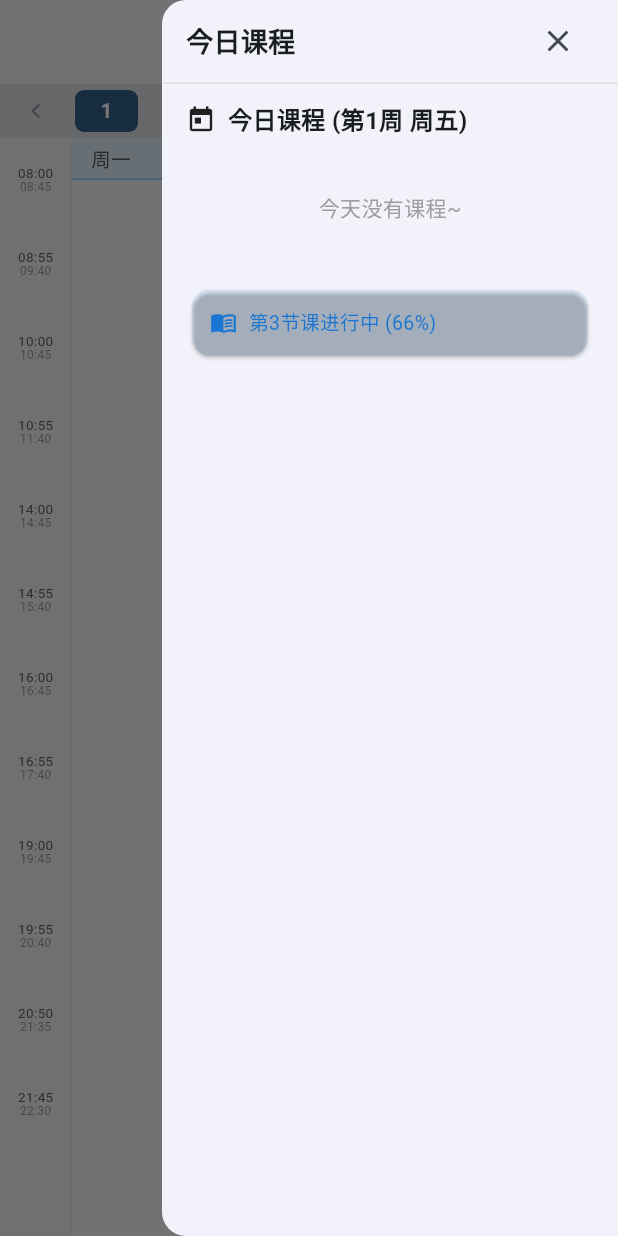
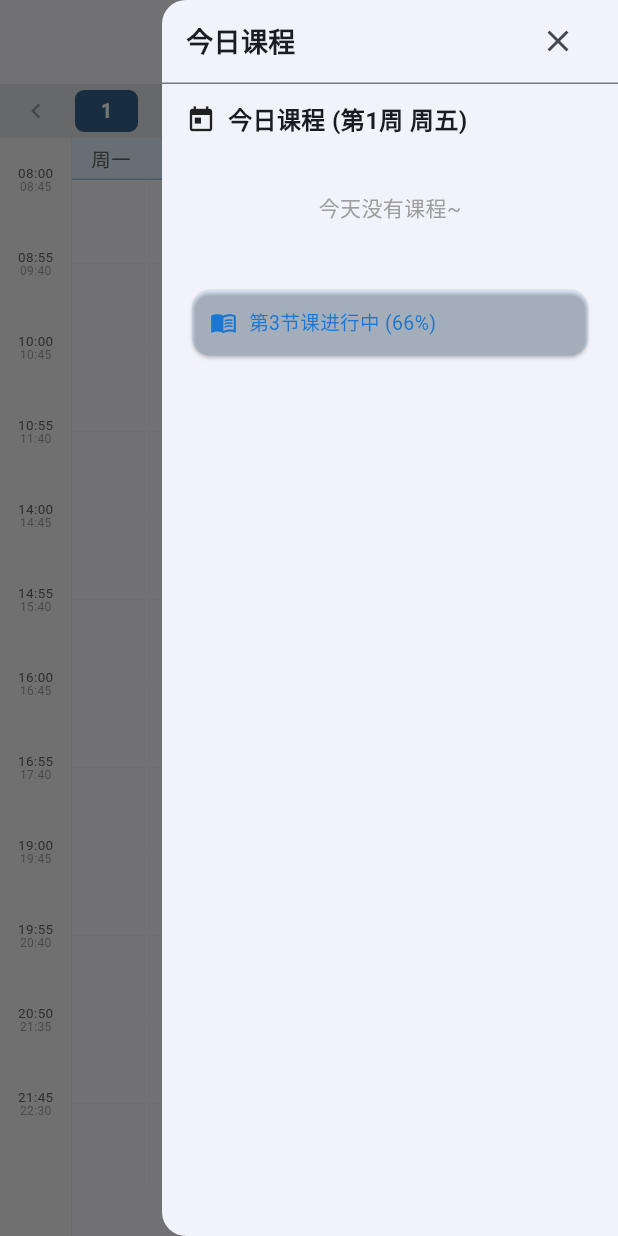
Before and after one commit to Yuwen-1577/jian-schedule, a Flutter app: the screen it shows after launch, with the side drawer open, on a phone screen of 412 x 824 dp. Run offline on Flutter 3.47's test engine with Material 3 defaults, Android fonts, the phone set to English and light mode, and no system bars; our stand-ins replace file_picker, flutter_colorpicker, flutter_local_notifications, package_info_plus, shared_preferences, sqflite and 1 more; missing offline and left inert: excel, home_widget; accounts and stored records are empty.

Commit message:
fix: correct dark mode color issues
Fix invalid grey[850], hardcoded divider, invisible color picker border, and identical copyright text colors in light/dark themes.

Co-authored-by: Cursor <cursoragent@cursor.com>

```diff
--- a/lib/pages/about_page.dart
+++ b/lib/pages/about_page.dart
@@ -114,7 +114,7 @@ class AboutPage extends StatelessWidget {
                   'Copyright © 2026 简课表',
                   style: TextStyle(
                     fontSize: 12,
-                    color: isDark ? Colors.grey[500] : Colors.grey[500],
+                    color: isDark ? Colors.grey[400] : Colors.grey[600],
                   ),
                 ),
               ),
@@ -124,7 +124,7 @@ class AboutPage extends StatelessWidget {
                   '开源 · 免费 · 无广告',
                   style: TextStyle(
                     fontSize: 12,
-                    color: isDark ? Colors.grey[500] : Colors.grey[500],
+                    color: isDark ? Colors.grey[400] : Colors.grey[600],
                   ),
                 ),
               ),
--- a/lib/pages/schedule_page.dart
+++ b/lib/pages/schedule_page.dart
@@ -150,7 +150,7 @@ class _SchedulePageState extends State<SchedulePage> {
                 padding: const EdgeInsets.symmetric(horizontal: 16),
                 decoration: BoxDecoration(
                   border: Border(
-                    bottom: BorderSide(color: Colors.grey[300]!),
+                    bottom: BorderSide(color: Theme.of(context).dividerColor),
                   ),
                 ),
                 child: Row(
--- a/lib/widgets/color_picker.dart
+++ b/lib/widgets/color_picker.dart
@@ -14,6 +14,8 @@ class CourseColorPicker extends StatelessWidget {
 
   @override
   Widget build(BuildContext context) {
+    final isDark = Theme.of(context).brightness == Brightness.dark;
+    final selectedBorderColor = isDark ? Colors.white : Colors.black;
     // 检查当前选中颜色是否在预设列表中
     final isPreset = presetColors.contains(selectedColor);
 
@@ -32,7 +34,7 @@ class CourseColorPicker extends StatelessWidget {
                 color: intToColor(color),
                 shape: BoxShape.circle,
                 border: isSelected
-                    ? Border.all(color: Colors.black, width: 3)
+                    ? Border.all(color: selectedBorderColor, width: 3)
                     : Border.all(color: Colors.grey[300]!, width: 1),
                 boxShadow: isSelected
                     ? [BoxShadow(color: intToColor(color).withValues(alpha: 0.31), blurRadius: 6)]
@@ -56,7 +58,7 @@ class CourseColorPicker extends StatelessWidget {
               shape: BoxShape.circle,
               border: Border.all(
                 color: !isPreset
-                    ? Colors.black
+                    ? selectedBorderColor
                     : Colors.grey[400]!,
                 width: !isPreset ? 3 : 1.5,
               ),
--- a/lib/widgets/week_grid.dart
+++ b/lib/widgets/week_grid.dart
@@ -70,7 +70,7 @@ class _DayHeader extends StatelessWidget {
     return Container(
       height: 28,
       decoration: BoxDecoration(
-        color: isDark ? Colors.grey[850] : Colors.blue[50],
+        color: isDark ? Colors.grey[900] : Colors.blue[50],
         border: Border(
           bottom: BorderSide(
               color: isDark ? Colors.grey[700]! : Colors.blue[200]!),
```
